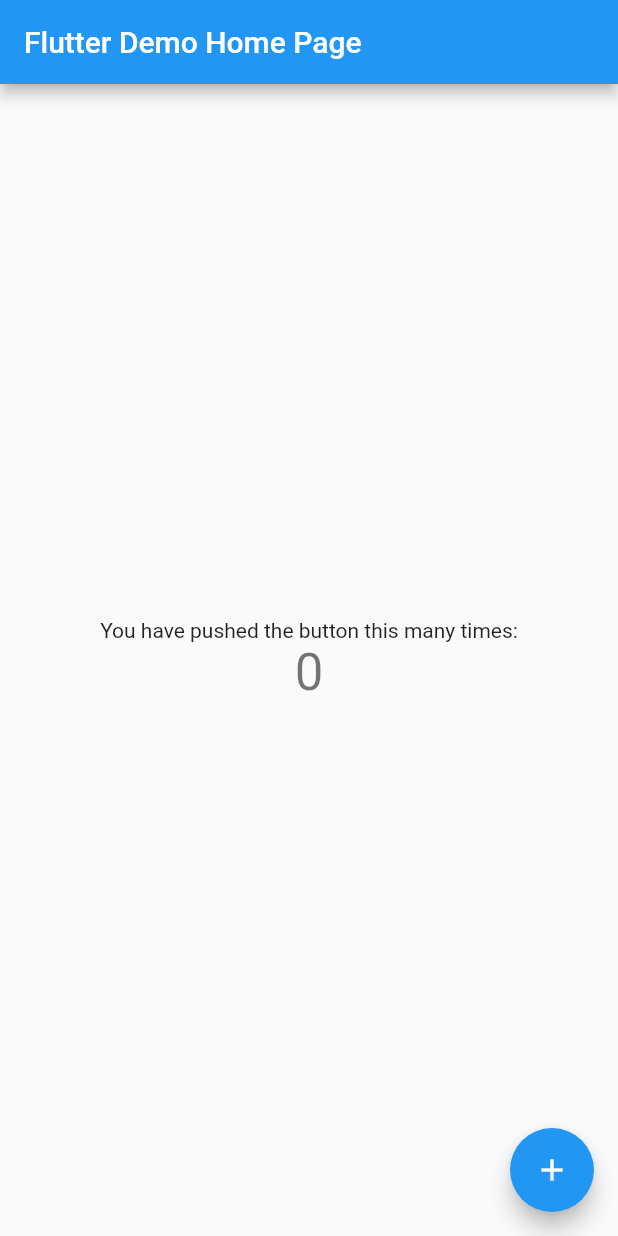
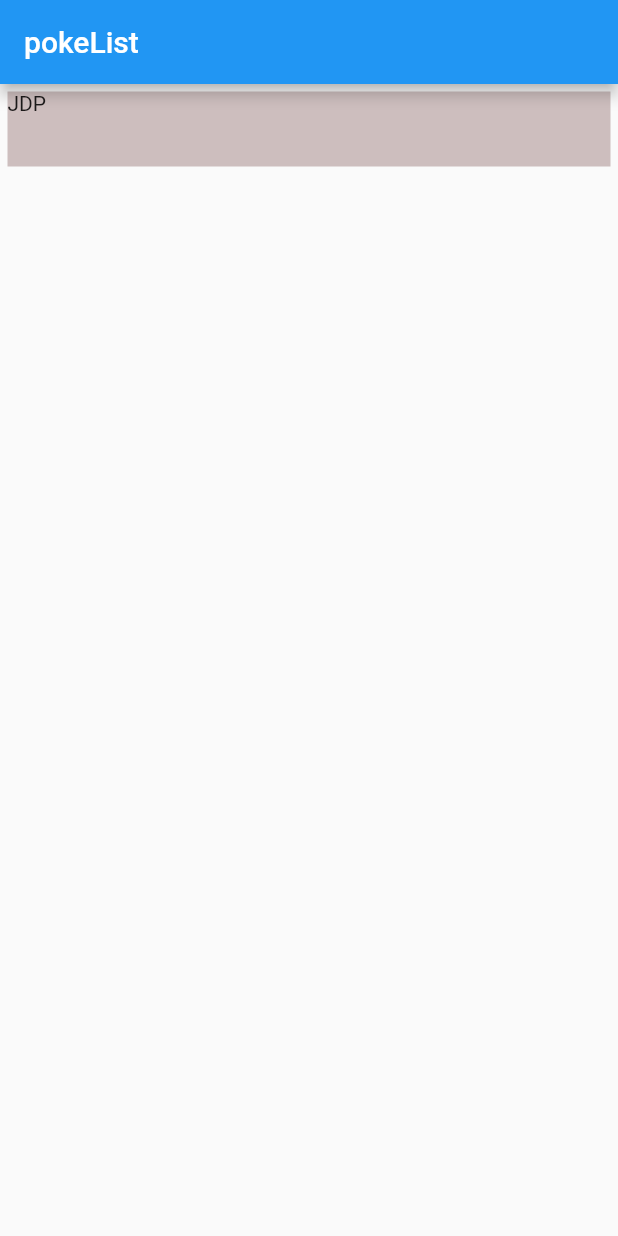
Before and after one commit to rerun0510/poke_app, a Flutter app: the screen it shows after launch, on a phone screen of 412 x 824 dp. Run offline on Flutter 3.47's test engine with Material 2 defaults, Android fonts, the phone set to English and light mode, and no system bars; our stand-ins replace freezed_annotation.

Commit message:
遷移先のpokeDetailクラスを作成。HomePageで選択されたPokemonクラスを値渡し。

```diff
--- a/lib/app.dart
+++ b/lib/app.dart
@@ -22,7 +22,7 @@ class MyApp extends StatelessWidget {
         // is not restarted.
         primarySwatch: Colors.blue,
       ),
-      home: const HomePage(title: 'Flutter Demo Home Page'),
+      home: const HomePage(),
     );
   }
 }
--- a/lib/models/pokemon.dart
+++ b/lib/models/pokemon.dart
@@ -6,12 +6,12 @@ part 'pokemon.g.dart';
 @freezed
 class Pokemon with _$Pokemon {
   const factory Pokemon({
-    @Default('') String id,
+    @Default(0) int id,
     @Default('') String imageUrl,
     @Default('') String name,
     @Default('') String genus,
-    @Default('') String height,
-    @Default('') String wight,
+    @Default(0) double height,
+    @Default(0) double weight,
     @Default('') String commentary,
   }) = _Pokemon;
 
--- a/lib/pages/home_page.dart
+++ b/lib/pages/home_page.dart
@@ -1,86 +1,56 @@
 import 'package:flutter/material.dart';
+import 'package:poke_app/models/pokemon.dart';
 
-class HomePage extends StatefulWidget {
-  const HomePage({super.key, required this.title});
+import 'detail_page.dart';
 
-  // This widget is the home page of your application. It is stateful, meaning
-  // that it has a State object (defined below) that contains fields that affect
-  // how it looks.
-
-  // This class is the configuration for the state. It holds the values (in this
-  // case the title) provided by the parent (in this case the App widget) and
-  // used by the build method of the State. Fields in a Widget subclass are
-  // always marked "final".
-
-  final String title;
-
-  @override
-  State<HomePage> createState() => _HomePageState();
-}
-
-class _HomePageState extends State<HomePage> {
-  int _counter = 0;
-
-  void _incrementCounter() {
-    setState(() {
-      // This call to setState tells the Flutter framework that something has
-      // changed in this State, which causes it to rerun the build method below
-      // so that the display can reflect the updated values. If we changed
-      // _counter without calling setState(), then the build method would not be
-      // called again, and so nothing would appear to happen.
-      _counter++;
-    });
-  }
+class HomePage extends StatelessWidget {
+  const HomePage({super.key});
+  static List<Pokemon> pokemoList = [
+    const Pokemon(
+      id: 1,
+      imageUrl: 'https://d2dcan0armyq93.cloudfront.net/photo/odai/400/bbffe5659d9d808a77bf108eabe71473_400.jpg',
+      name: 'JDP',
+      genus: 'flame',
+      height: 175.2,
+      weight: 72.3,
+      commentary: 'JDPの創始者。絶大な権力を持っている',
+    ),
+  ];
 
   @override
   Widget build(BuildContext context) {
-    // This method is rerun every time setState is called, for instance as done
-    // by the _incrementCounter method above.
-    //
-    // The Flutter framework has been optimized to make rerunning build methods
-    // fast, so that you can just rebuild anything that needs updating rather
-    // than having to individually change instances of widgets.
-    return Scaffold(
-      appBar: AppBar(
-        // Here we take the value from the MyHomePage object that was created by
-        // the App.build method, and use it to set our appbar title.
-        title: Text(widget.title),
-      ),
-      body: Center(
-        // Center is a layout widget. It takes a single child and positions it
-        // in the middle of the parent.
-        child: Column(
-          // Column is also a layout widget. It takes a list of children and
-          // arranges them vertically. By default, it sizes itself to fit its
-          // children horizontally, and tries to be as tall as its parent.
-          //
-          // Invoke "debug painting" (press "p" in the console, choose the
-          // "Toggle Debug Paint" action from the Flutter Inspector in Android
-          // Studio, or the "Toggle Debug Paint" command in Visual Studio Code)
-          // to see the wireframe for each widget.
-          //
-          // Column has various properties to control how it sizes itself and
-          // how it positions its children. Here we use mainAxisAlignment to
-          // center the children vertically; the main axis here is the vertical
-          // axis because Columns are vertical (the cross axis would be
-          // horizontal).
-          mainAxisAlignment: MainAxisAlignment.center,
-          children: <Widget>[
-            const Text(
-              'You have pushed the button this many times:',
-            ),
-            Text(
-              '$_counter',
-              style: Theme.of(context).textTheme.headline4,
-            ),
-          ],
+    return MaterialApp(
+      home: Scaffold(
+        appBar: AppBar(
+          title: Text('pokeList'),
+        ),
+        body: ListView.builder(
+          padding: const EdgeInsets.all(5),
+          itemCount: pokemoList.length,
+          itemBuilder: (context, index) {
+            return GestureDetector(
+              onTap: () {
+                print(pokemoList[index].name);
+                Navigator.push<void>(
+                  context,
+                  MaterialPageRoute(
+                    builder: (context) => DetailPage(
+                      pokemon: pokemoList[index],
+                    ),
+                  ),
+                );
+              },
+              child: Container(
+                height: 50,
+                color: const Color.fromARGB(255, 205, 190, 190),
+                child: Text(
+                  pokemoList[index].name,
+                ),
+              ),
+            );
+          },
         ),
       ),
-      floatingActionButton: FloatingActionButton(
-        onPressed: _incrementCounter,
-        tooltip: 'Increment',
-        child: const Icon(Icons.add),
-      ), // This trailing comma makes auto-formatting nicer for build methods.
     );
   }
 }
```
Also changed, not shown: lib/pages/detail_page.dart (added, +31 -0 lines), lib/models/pokemon.freezed.dart, lib/models/pokemon.g.dart, 5 other files.
